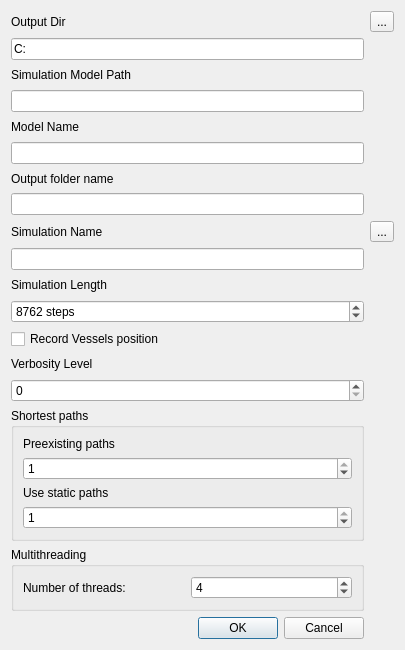
Above: scheduler/rundialog.ui from frabas/DISPLACE_GUI before the change. Below: the same form after it.
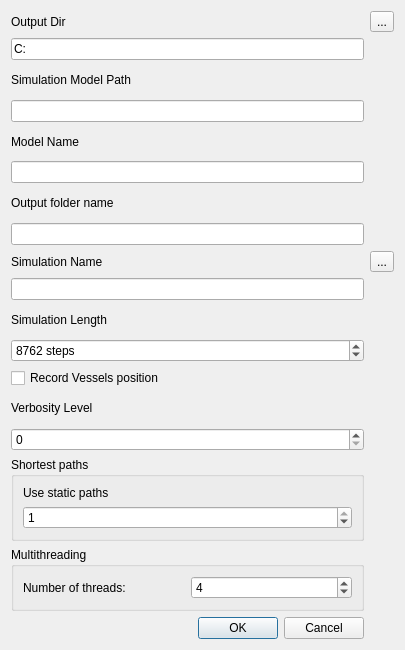
That is the form after the change.

What changed in the file:
```diff
--- a/scheduler/rundialog.ui
+++ b/scheduler/rundialog.ui
@@ -129,29 +129,6 @@
      </property>
      <layout class="QGridLayout" name="gridLayout_3">
       <item row="1" column="0">
-       <widget class="QSpinBox" name="preexistingPathsShop">
-        <property name="suffix">
-         <string/>
-        </property>
-        <property name="minimum">
-         <number>0</number>
-        </property>
-        <property name="maximum">
-         <number>1</number>
-        </property>
-        <property name="value">
-         <number>1</number>
-        </property>
-       </widget>
-      </item>
-      <item row="0" column="0">
-       <widget class="QLabel" name="label_7">
-        <property name="text">
-         <string>Preexisting paths</string>
-        </property>
-       </widget>
-      </item>
-      <item row="3" column="0">
        <widget class="QSpinBox" name="useStaticPaths">
         <property name="suffix">
          <string/>
@@ -167,7 +144,7 @@
         </property>
        </widget>
       </item>
-      <item row="2" column="0">
+      <item row="0" column="0">
        <widget class="QLabel" name="label_6">
         <property name="text">
          <string>Use static paths</string>
```
Left out of the diff: 1 changed line with no effect on the pictures.
